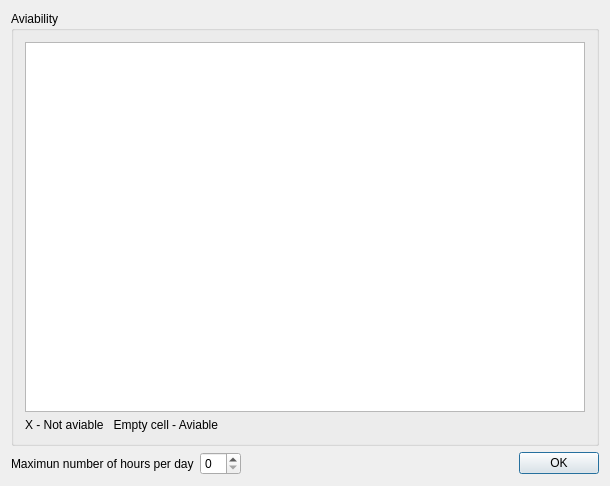
Above: Orar/OrarApp/TeacherConstraintDialog.ui from alexandrutm/UnivTimetable before the change. Below: the same form after it.
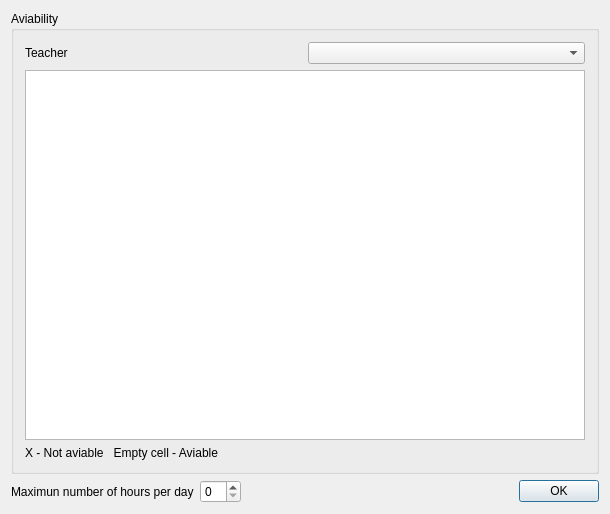
That is the form after the change.

Commit message: Add teachers constraints

```diff
--- a/Orar/OrarApp/TeacherConstraintDialog.ui
+++ b/Orar/OrarApp/TeacherConstraintDialog.ui
@@ -6,8 +6,8 @@
    <rect>
     <x>0</x>
     <y>0</y>
-    <width>598</width>
-    <height>476</height>
+    <width>600</width>
+    <height>508</height>
    </rect>
   </property>
   <property name="windowTitle">
@@ -20,6 +20,20 @@
       <string>Aviability</string>
      </property>
      <layout class="QVBoxLayout" name="verticalLayout">
+      <item>
+       <layout class="QHBoxLayout" name="horizontalLayout_2">
+        <item>
+         <widget class="QLabel" name="label_3">
+          <property name="text">
+           <string>Teacher </string>
+          </property>
+         </widget>
+        </item>
+        <item>
+         <widget class="QComboBox" name="mTeacher"/>
+        </item>
+       </layout>
+      </item>
       <item>
        <widget class="QTableWidget" name="mTeacherTableAviabileTime">
         <property name="minimumSize">
```
The commit also changes 10 other files.
